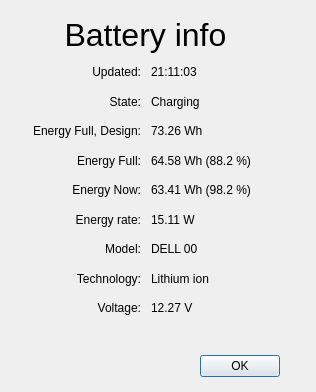
This is src/batteryinfo.ui in lxqt/lxqt-powermanagement as Qt 5 draws it before an edit. The edited form follows.
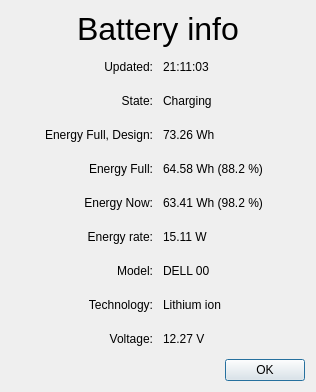
This is the edited form.

Commit message:
Use flexible layouts
Static positioning looks bad when resizing and with different sized fonts

Patch:
```diff
--- a/src/batteryinfo.ui
+++ b/src/batteryinfo.ui
@@ -13,31 +13,23 @@
   <property name="windowTitle">
    <string>Dialog</string>
   </property>
-  <widget class="QDialogButtonBox" name="buttonBox">
-   <property name="geometry">
-    <rect>
-     <x>200</x>
-     <y>350</y>
-     <width>80</width>
-     <height>33</height>
-    </rect>
-   </property>
-   <property name="orientation">
-    <enum>Qt::Horizontal</enum>
-   </property>
-   <property name="standardButtons">
-    <set>QDialogButtonBox::Ok</set>
-   </property>
-  </widget>
-  <widget class="QWidget" name="gridLayoutWidget">
-   <property name="geometry">
-    <rect>
-     <x>10</x>
-     <y>60</y>
-     <width>271</width>
-     <height>260</height>
-    </rect>
-   </property>
+  <layout class="QVBoxLayout" name="verticalLayout" stretch="0,1,0">
+   <item>
+    <widget class="QLabel" name="label">
+     <property name="font">
+      <font>
+       <pointsize>24</pointsize>
+      </font>
+     </property>
+     <property name="text">
+      <string>Battery info</string>
+     </property>
+     <property name="alignment">
+      <set>Qt::AlignCenter</set>
+     </property>
+    </widget>
+   </item>
+   <item>
    <layout class="QGridLayout" name="gridLayout">
     <property name="horizontalSpacing">
      <number>10</number>
@@ -201,28 +193,18 @@
      </widget>
     </item>
    </layout>
-  </widget>
-  <widget class="QLabel" name="label">
-   <property name="geometry">
-    <rect>
-     <x>10</x>
-     <y>10</y>
-     <width>271</width>
-     <height>50</height>
-    </rect>
-   </property>
-   <property name="font">
-    <font>
-     <pointsize>24</pointsize>
-    </font>
-   </property>
-   <property name="text">
-    <string>Battery info</string>
-   </property>
-   <property name="alignment">
-    <set>Qt::AlignCenter</set>
-   </property>
-  </widget>
+   </item>
+   <item>
+    <widget class="QDialogButtonBox" name="buttonBox">
+     <property name="orientation">
+      <enum>Qt::Horizontal</enum>
+     </property>
+     <property name="standardButtons">
+      <set>QDialogButtonBox::Ok</set>
+     </property>
+    </widget>
+   </item>
+  </layout>
  </widget>
  <resources/>
  <connections>
```
Lines whose indentation alone changed are shown as unchanged. The commit also changes 2 other files.
